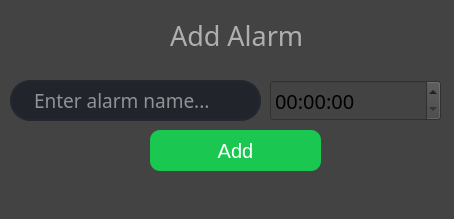
This is clock/alarm_window.ui in Mahdi1Taheri/Py7-Assignments as Qt 5 draws it before an edit. The edited form follows.
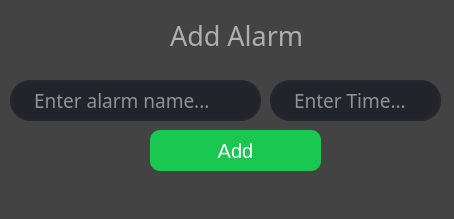
This is the edited form.

Patch:
```diff
--- a/clock/alarm_window.ui
+++ b/clock/alarm_window.ui
@@ -117,7 +117,7 @@
      <string>Add Alarm</string>
     </property>
    </widget>
-   <widget class="QTimeEdit" name="time_edit">
+   <widget class="QLineEdit" name="alarm_time">
     <property name="geometry">
      <rect>
       <x>270</x>
@@ -129,7 +129,7 @@
     <property name="font">
      <font>
       <family>Titillium</family>
-      <pointsize>15</pointsize>
+      <pointsize>14</pointsize>
      </font>
     </property>
     <property name="styleSheet">
@@ -151,6 +151,12 @@
 	
 }</string>
     </property>
+    <property name="text">
+     <string/>
+    </property>
+    <property name="placeholderText">
+     <string>Enter Time...</string>
+    </property>
    </widget>
   </widget>
   <widget class="QStatusBar" name="statusbar"/>
```
Left out of the diff: 2 changed lines with no effect on the pictures.
